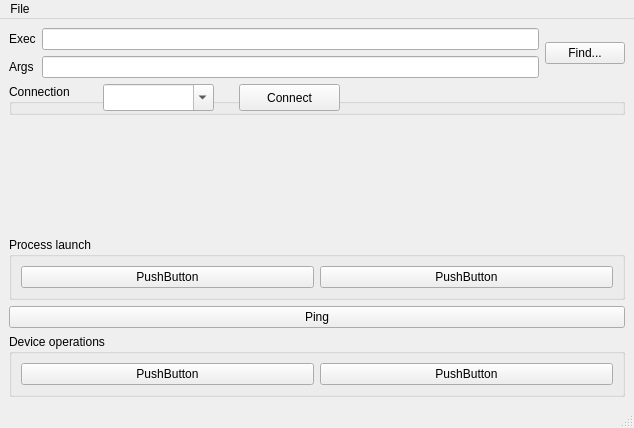
First picture: the form in proclauncher.ui, repository vivainio/Cardinal, before the edit.
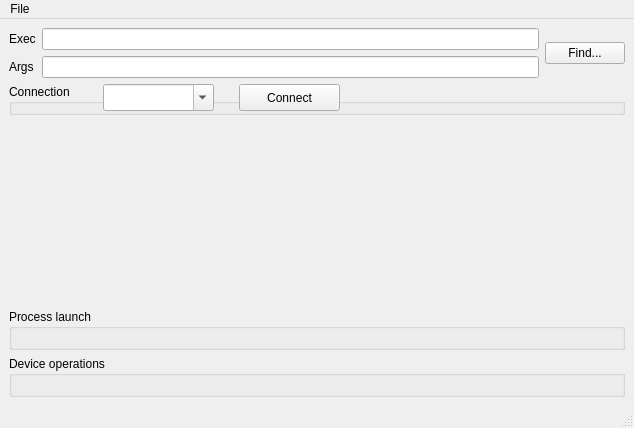
Second picture: the form after the edit.

Commit message: remove extra buttons

The edit to the form file:
```diff
--- a/proclauncher.ui
+++ b/proclauncher.ui
@@ -115,29 +115,7 @@
         <property name="title">
          <string>Process launch</string>
         </property>
-        <layout class="QGridLayout" name="procLayout">
-         <item row="0" column="0">
-          <widget class="QPushButton" name="pushButton_2">
-           <property name="text">
-            <string>PushButton</string>
-           </property>
-          </widget>
-         </item>
-         <item row="0" column="1">
-          <widget class="QPushButton" name="pushButton_4">
-           <property name="text">
-            <string>PushButton</string>
-           </property>
-          </widget>
-         </item>
-        </layout>
-       </widget>
-      </item>
-      <item>
-       <widget class="QPushButton" name="bLaRun">
-        <property name="text">
-         <string>Ping</string>
-        </property>
+        <layout class="QGridLayout" name="procLayout"/>
        </widget>
       </item>
      </layout>
@@ -147,22 +125,7 @@
       <property name="title">
        <string>Device operations</string>
       </property>
-      <layout class="QGridLayout" name="deviceLayout">
-       <item row="0" column="0">
-        <widget class="QPushButton" name="pushButton">
-         <property name="text">
-          <string>PushButton</string>
-         </property>
-        </widget>
-       </item>
-       <item row="0" column="1">
-        <widget class="QPushButton" name="pushButton_3">
-         <property name="text">
-          <string>PushButton</string>
-         </property>
-        </widget>
-       </item>
-      </layout>
+      <layout class="QGridLayout" name="deviceLayout"/>
      </widget>
     </item>
    </layout>
```
The commit also changes 4 other files.
